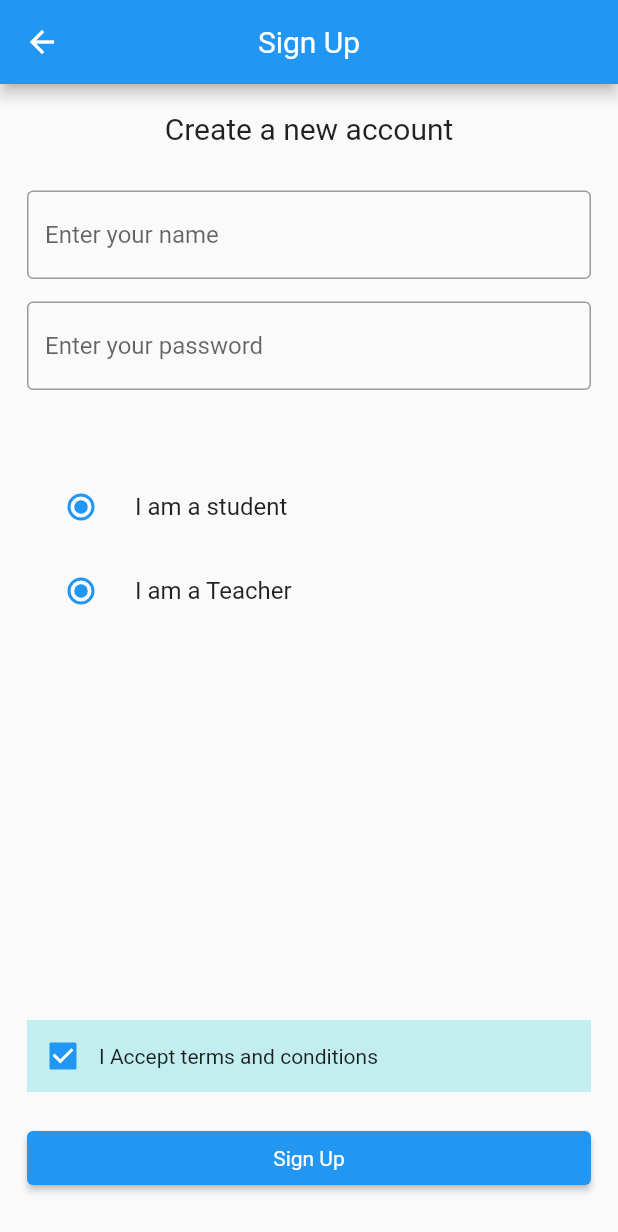
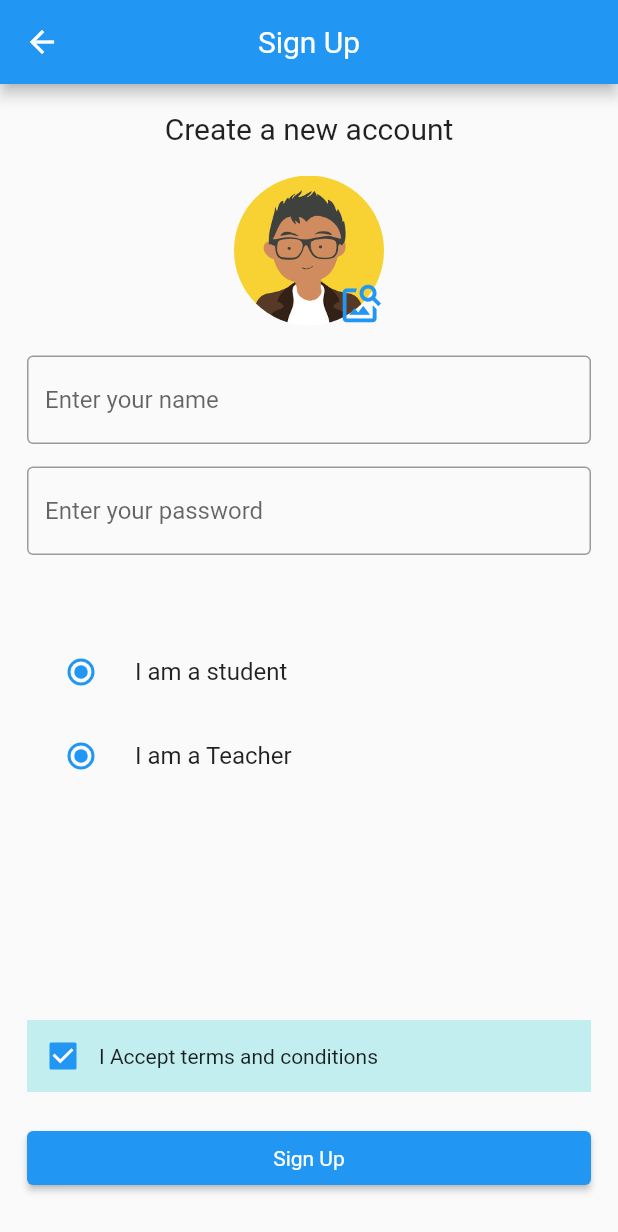
Before and after one commit to ChandulaM/student-profile-flutter, a Flutter app: the SignUp screen opened by its route, on a phone screen of 412 x 824 dp. Shown: the top 1232 px of the screen. Run offline on Flutter 3.47's test engine with Material 2 defaults, Android fonts, the phone set to English and light mode, and no system bars; our stand-ins replace cloud_firestore, firebase_core, flutter_spinkit, fluttertoast, google_fonts, image_picker; accounts and stored records are empty.

Commit message:
profile image picker

```diff
--- a/lib/screens/authentication/login.dart
+++ b/lib/screens/authentication/login.dart
@@ -62,14 +62,15 @@ class _LoginState extends State<Login> {
                   ),
                   ElevatedButton(
                     onPressed: () {
-                       Navigator.pushNamed(context, '/studentHome');
+                      Navigator.pushNamed(context, '/studentHome');
                     },
                     child: const Text('Login'),
                   ),
                   ElevatedButton(
                       onPressed: () {
                         Navigator.pushNamed(context, '/signup');
-                      }, child: const Text('Sign up')),
+                      },
+                      child: const Text('Sign up')),
                 ],
               ),
             ),
--- a/lib/screens/authentication/signup.dart
+++ b/lib/screens/authentication/signup.dart
@@ -1,6 +1,7 @@
 // ignore_for_file: constant_identifier_names
 
 import 'package:flutter/material.dart';
+import 'package:image_picker/image_picker.dart';
 
 enum UserTypes { ADMIN, TEACHER, STUDENT }
 
@@ -37,7 +38,41 @@ class _SignUpState extends State<SignUp> {
                     style: TextStyle(fontSize: 20),
                   ),
                   const SizedBox(
-                    height: 30,
+                    height: 20,
+                  ),
+                  GestureDetector(
+                    onTap: () async {
+                      final ImagePicker _picker = ImagePicker();
+                      // Pick an image
+                      final XFile? image =
+                          await _picker.pickImage(source: ImageSource.gallery);
+                    },
+                    child: Stack(
+                      children: <Widget>[
+                        Container(
+                          width: 100,
+                          height: 100,
+                          decoration: BoxDecoration(
+                              image: DecorationImage(
+                                image: AssetImage("assets/images/images.png"),
+                                fit: BoxFit.cover,
+                              ),
+                              borderRadius: BorderRadius.circular(100)),
+                        ),
+                        Positioned.fill(
+                          child: Align(
+                              alignment: Alignment.bottomRight,
+                              child: Icon(
+                                Icons.image_search,
+                                color: Colors.blue,
+                                size: 30.0,
+                              )),
+                        ),
+                      ],
+                    ),
+                  ),
+                  const SizedBox(
+                    height: 20,
                   ),
                   const TextField(
                     decoration: InputDecoration(
--- a/pubspec.yaml
+++ b/pubspec.yaml
@@ -42,6 +42,7 @@ dependencies:
   google_fonts: ^2.3.1
   flutter_spinkit: ^5.1.0
   fluttertoast: ^8.0.9
+  image_picker: ^0.8.4+11
 
 dev_dependencies:
   flutter_test:
@@ -66,9 +67,8 @@ flutter:
   uses-material-design: true
 
   # To add assets to your application, add an assets section, like this:
-  # assets:
-  #   - images/a_dot_burr.jpeg
-  #   - images/a_dot_ham.jpeg
+  assets:
+    - assets/images/images.png
 
   # An image asset can refer to one or more resolution-specific "variants", see
   # https://flutter.dev/assets-and-images/#resolution-aware.
```
Also changed, not shown: assets/images/images.png (added), pubspec.lock.
